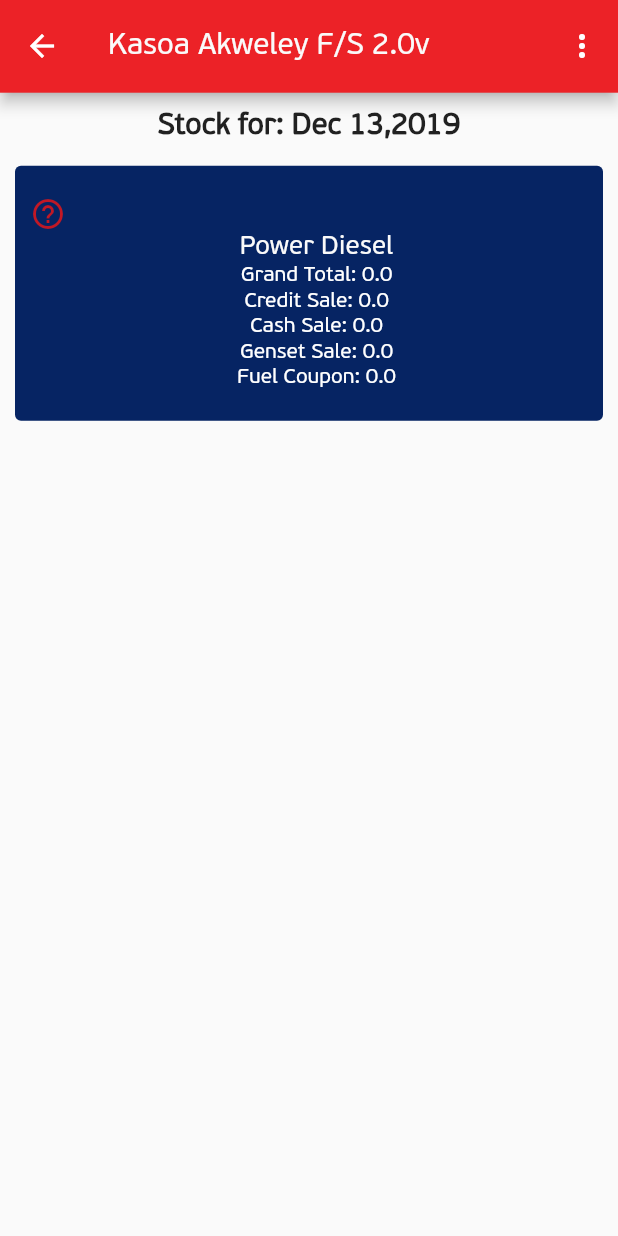
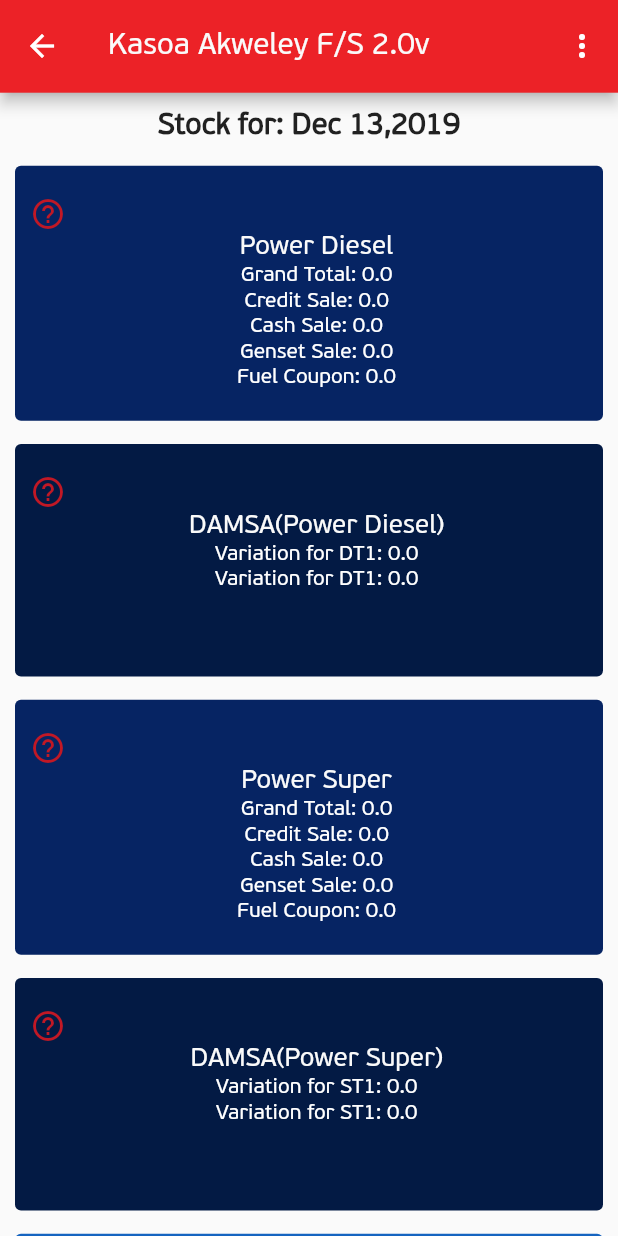
Before and after one commit to Mr-Ashitey/qg_stock_take_app, a Flutter app: the SalesScreen screen opened directly, on a phone screen of 412 x 824 dp. Run offline on Flutter 3.47's test engine with Material 2 defaults, Android fonts, the phone set to English and light mode, and no system bars.

Commit message:
add other cards to the sales screen

```diff
--- a/lib/screens/stock_take_details/sales.dart
+++ b/lib/screens/stock_take_details/sales.dart
@@ -8,6 +8,7 @@ class SalesScreen extends StatelessWidget {
   @override
   Widget build(BuildContext context) {
     return Scaffold(
+      backgroundColor: colorWhite,
       appBar: AppBar(
         toolbarHeight: getProportionateScreenHeight(60),
         backgroundColor: primaryColor,
@@ -33,19 +34,15 @@ class SalesScreen extends StatelessWidget {
           child: Column(
             crossAxisAlignment: CrossAxisAlignment.center,
             children: [
-              SizedBox(
-                height: getProportionateScreenHeight(10),
-              ),
+              SizedBox(height: getProportionateScreenHeight(10)),
               Text(
                 'Stock for: Dec 13,2019',
                 style: TextStyle(
                     fontSize: getProportionateScreenHeight(19),
                     fontWeight: FontWeight.bold),
               ),
-              SizedBox(
-                height: getProportionateScreenHeight(15),
-              ),
-              buildCard(
+              SizedBox(height: getProportionateScreenHeight(15)),
+              buildSaleCard(
                 'Power Diesel',
                 0.00,
                 0.00,
@@ -55,6 +52,67 @@ class SalesScreen extends StatelessWidget {
                 0.00,
                 () {},
               ),
+              SizedBox(height: getProportionateScreenHeight(15)),
+              buildCardDamsa(
+                'DAMSA(Power Diesel)',
+                'DT1',
+                0,
+                () {},
+              ),
+              SizedBox(height: getProportionateScreenHeight(15)),
+              buildSaleCard(
+                'Power Super',
+                0.00,
+                0.00,
+                0.00,
+                0.00,
+                0.00,
+                0.00,
+                () {},
+              ),
+              SizedBox(height: getProportionateScreenHeight(15)),
+              buildCardDamsa(
+                'DAMSA(Power Super)',
+                'ST1',
+                0,
+                () {},
+              ),
+              SizedBox(height: getProportionateScreenHeight(15)),
+              ElevatedButton(
+                onPressed: () {},
+                style: ElevatedButton.styleFrom(
+                  elevation: 0,
+                  padding: const EdgeInsets.only(top: 20, left: 10, bottom: 20),
+                  fixedSize:
+                      Size(double.maxFinite, getProportionateScreenHeight(140)),
+                  backgroundColor: colorLightBlue2,
+                ),
+                child: Column(
+                  mainAxisAlignment: mainSpaceBetween,
+                  children: [
+                    Align(
+                      alignment: Alignment.topLeft,
+                      child: Icon(
+                        Icons.help_outline,
+                        color: primaryDarkColor,
+                      ),
+                    ),
+                    const Spacer(),
+                    Center(
+                      child: Text(
+                        'Stock Loss',
+                        style: TextStyle(
+                          fontSize: getProportionateScreenHeight(17),
+                          color: colorWhite,
+                          fontWeight: FontWeight.w500,
+                        ),
+                      ),
+                    ),
+                    const Spacer(),
+                  ],
+                ),
+              ),
+              const SizedBox(height: 40),
             ],
           ),
         ),
@@ -62,7 +120,7 @@ class SalesScreen extends StatelessWidget {
     );
   }
 
-  ElevatedButton buildCard(
+  ElevatedButton buildSaleCard(
     String title,
     double grandTotal,
     double credit,
@@ -117,4 +175,45 @@ class SalesScreen extends StatelessWidget {
       ),
     );
   }
+
+  ElevatedButton buildCardDamsa(
+    String title,
+    String variationTitle,
+    double variation,
+    VoidCallback onPressed,
+  ) {
+    return ElevatedButton(
+      onPressed: onPressed,
+      style: ElevatedButton.styleFrom(
+        elevation: 0,
+        padding: const EdgeInsets.only(top: 20, left: 10, bottom: 20),
+        backgroundColor: colorDeepBlue2,
+      ),
+      child: Column(
+        // mainAxisAlignment: mainSpaceBetween,
+        children: [
+          Align(
+            alignment: Alignment.topLeft,
+            child: Icon(
+              Icons.help_outline,
+              color: primaryDarkColor,
+            ),
+          ),
+          Center(
+            child: Text(
+              title,
+              style: TextStyle(
+                fontSize: getProportionateScreenHeight(17),
+                color: colorWhite,
+                fontWeight: FontWeight.w500,
+              ),
+            ),
+          ),
+          Text('Variation for $variationTitle: $variation'),
+          Text('Variation for $variationTitle: $variation'),
+          SizedBox(height: getProportionateScreenHeight(35)),
+        ],
+      ),
+    );
+  }
 }
```
